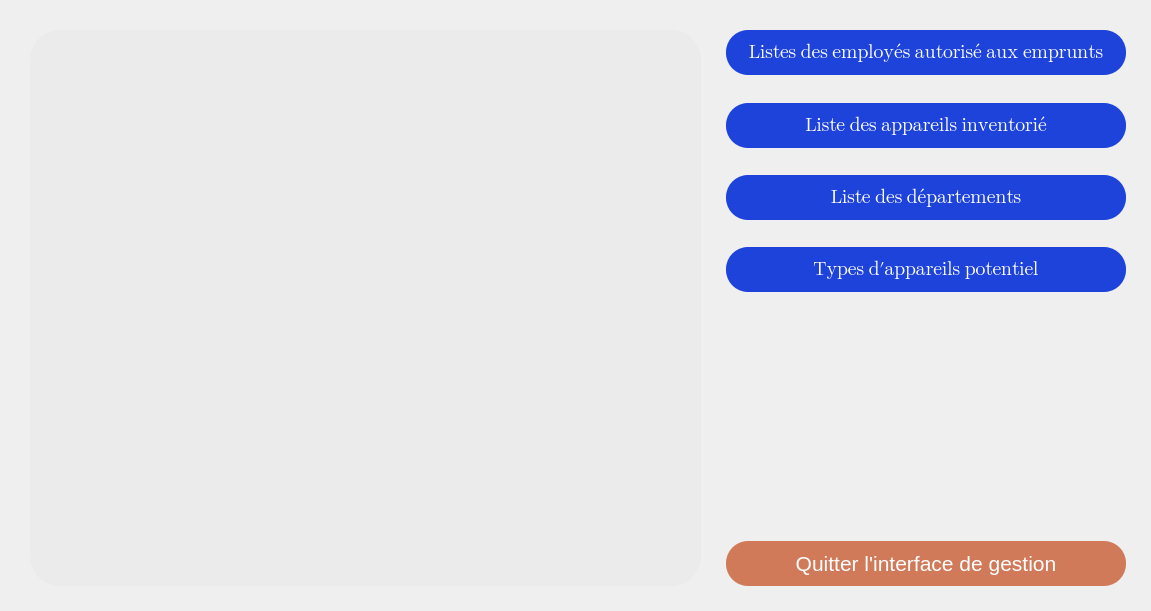
Above: PM-GEST/InterfaceGestion.ui from AetherFall/Gestionnaire-Emprunt-Materiel before the change. Below: the same form after it.
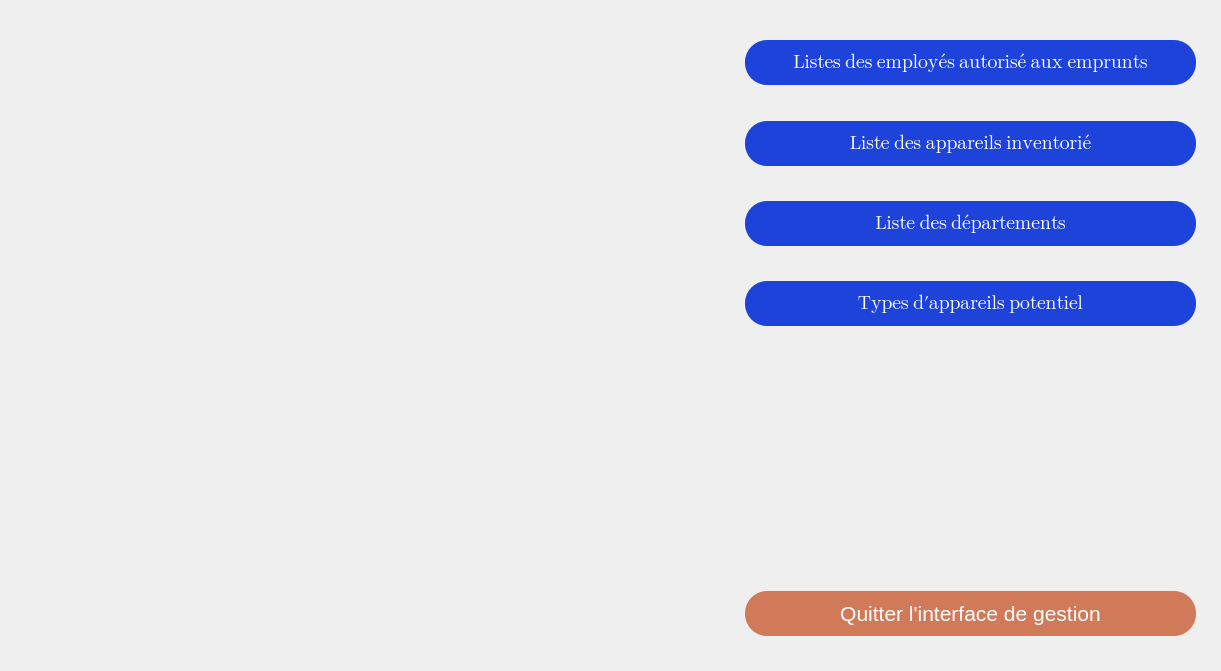
That is the form after the change.

Patch:
```diff
--- a/PM-GEST/InterfaceGestion.ui
+++ b/PM-GEST/InterfaceGestion.ui
@@ -6,8 +6,8 @@
    <rect>
     <x>0</x>
     <y>0</y>
-    <width>1151</width>
-    <height>611</height>
+    <width>1221</width>
+    <height>671</height>
    </rect>
   </property>
   <property name="windowTitle">
@@ -18,8 +18,8 @@
     <rect>
      <x>0</x>
      <y>0</y>
-     <width>1151</width>
-     <height>611</height>
+     <width>1221</width>
+     <height>671</height>
     </rect>
    </property>
    <layout class="QGridLayout" name="gridLayout">
@@ -40,14 +40,27 @@
       <property name="spacing">
        <number>25</number>
       </property>
+      <property name="topMargin">
+       <number>10</number>
+      </property>
+      <property name="bottomMargin">
+       <number>10</number>
+      </property>
       <item>
-       <widget class="QColumnView" name="columnView">
-        <property name="styleSheet">
-         <string notr="true">background-color:#EBEBEB;
-border-style:none;
-border-radius:30px;</string>
+       <spacer name="horizontalSpacer">
+        <property name="orientation">
+         <enum>Qt::Horizontal</enum>
         </property>
-       </widget>
+        <property name="sizeType">
+         <enum>QSizePolicy::Maximum</enum>
+        </property>
+        <property name="sizeHint" stdset="0">
+         <size>
+          <width>715</width>
+          <height>20</height>
+         </size>
+        </property>
+       </spacer>
       </item>
       <item>
        <layout class="QVBoxLayout" name="verticalLayout">
```
